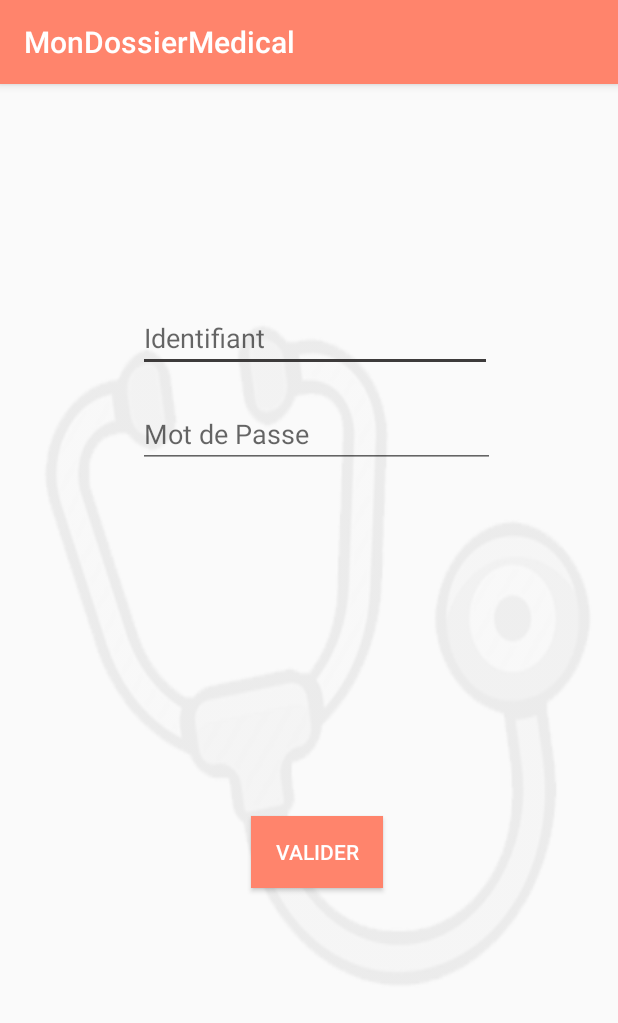
After one commit to EstelleTurbatte/projetM1, an Android app: the LoginDoctorActivity screen opened directly, with no data from a screen before it, on a phone screen of 412 x 824 dp. The commit adds this screen. Shown: the top 1023 px of the screen. Run offline under Robolectric (Android 15) with nearby library versions, the phone set to English and light mode, and no system bars.

Commit message:
Création LoginDoctorActivity

```diff
--- a/app/build.gradle
+++ b/app/build.gradle
@@ -31,4 +31,5 @@ dependencies {
     testImplementation 'junit:junit:4.12'
     androidTestImplementation 'androidx.test.ext:junit:1.1.0'
     androidTestImplementation 'androidx.test.espresso:espresso-core:3.1.1'
+    implementation 'com.google.android.material:material:1.0.0'
 }
--- a/app/src/main/AndroidManifest.xml
+++ b/app/src/main/AndroidManifest.xml
@@ -9,7 +9,8 @@
         android:roundIcon="@mipmap/ic_launcher_round"
         android:supportsRtl="true"
         android:theme="@style/AppTheme">
-        <activity android:name=".MainActivity"></activity>
+        <activity android:name=".LoginDoctorActivity"></activity>
+        <activity android:name=".MainActivity" />
         <activity android:name=".HomeActivity">
             <intent-filter>
                 <action android:name="android.intent.action.MAIN" />
--- a/app/src/main/java/fr/isen/turbatte/mondossiermedical/HomeActivity.kt
+++ b/app/src/main/java/fr/isen/turbatte/mondossiermedical/HomeActivity.kt
@@ -1,12 +1,20 @@
 package fr.isen.turbatte.mondossiermedical
 
+import android.content.Intent
 import androidx.appcompat.app.AppCompatActivity
 import android.os.Bundle
+import kotlinx.android.synthetic.main.activity_home.*
 
 class HomeActivity : AppCompatActivity() {
 
     override fun onCreate(savedInstanceState: Bundle?) {
         super.onCreate(savedInstanceState)
         setContentView(R.layout.activity_home)
+    doctorButton.setOnClickListener{
+        val intent = Intent(this, LoginDoctorActivity::class.java)
+        //intent.setFlags(Intent.FLAG_ACTIVITY_CLEAR_TOP or Intent.FLAG_ACTIVITY_NEW_TASK)
+        startActivity(intent)
     }
+    }
+
 }
--- /dev/null
+++ b/app/src/main/java/fr/isen/turbatte/mondossiermedical/LoginDoctorActivity.kt
@@ -0,0 +1,12 @@
+package fr.isen.turbatte.mondossiermedical
+
+import androidx.appcompat.app.AppCompatActivity
+import android.os.Bundle
+
+class LoginDoctorActivity : AppCompatActivity() {
+
+    override fun onCreate(savedInstanceState: Bundle?) {
+        super.onCreate(savedInstanceState)
+        setContentView(R.layout.activity_login_doctor)
+    }
+}
--- /dev/null
+++ b/app/src/main/res/layout/activity_login_doctor.xml
@@ -0,0 +1,44 @@
+<?xml version="1.0" encoding="utf-8"?>
+<androidx.constraintlayout.widget.ConstraintLayout xmlns:android="http://schemas.android.com/apk/res/android"
+    xmlns:app="http://schemas.android.com/apk/res-auto"
+    xmlns:tools="http://schemas.android.com/tools"
+    android:layout_width="match_parent"
+    android:layout_height="match_parent"
+    android:background="@drawable/backgrounddoctor3"
+    tools:context=".LoginDoctorActivity">
+
+    <Button
+        android:id="@+id/validerDoctorButton"
+        android:layout_width="wrap_content"
+        android:layout_height="wrap_content"
+        android:background="@color/colorPrimary"
+        android:text="@string/validerDoctorButton"
+        android:textColor="@android:color/background_light"
+        app:layout_constraintBottom_toBottomOf="parent"
+        app:layout_constraintEnd_toEndOf="@+id/textInputEditText"
+        app:layout_constraintStart_toStartOf="@+id/textInputEditText"
+        app:layout_constraintTop_toBottomOf="@+id/textInputEditText" />
+
+    <com.google.android.material.textfield.TextInputEditText
+        android:id="@+id/loginDocteurInput"
+        android:layout_width="236dp"
+        android:layout_height="44dp"
+        android:layout_marginTop="148dp"
+        android:hint="@string/nomDocteurLogin"
+        app:layout_constraintEnd_toEndOf="parent"
+        app:layout_constraintHorizontal_bias="0.523"
+        app:layout_constraintStart_toStartOf="parent"
+        app:layout_constraintTop_toTopOf="parent" />
+
+    <com.google.android.material.textfield.TextInputEditText
+        android:id="@+id/textInputEditText"
+        android:layout_width="238dp"
+        android:layout_height="40dp"
+        android:layout_marginTop="24dp"
+        android:hint="@string/passwordDoctorInput"
+        app:layout_constraintEnd_toEndOf="@+id/loginDocteurInput"
+        app:layout_constraintHorizontal_bias="0.0"
+        app:layout_constraintStart_toStartOf="@+id/loginDocteurInput"
+        app:layout_constraintTop_toBottomOf="@+id/loginDocteurInput" />
+
+</androidx.constraintlayout.widget.ConstraintLayout>
--- a/app/src/main/res/values/colors.xml
+++ b/app/src/main/res/values/colors.xml
@@ -1,6 +1,6 @@
 <?xml version="1.0" encoding="utf-8"?>
 <resources>
-    <color name="colorPrimary">#008577</color>
-    <color name="colorPrimaryDark">#00574B</color>
-    <color name="colorAccent">#D81B60</color>
+    <color name="colorPrimary">#FF846C</color>
+    <color name="colorPrimaryDark">#000000</color>
+    <color name="colorAccent">#3D3B3B</color>
 </resources>
--- a/app/src/main/res/values/strings.xml
+++ b/app/src/main/res/values/strings.xml
@@ -1,4 +1,9 @@
 <resources>
     <string name="app_name">MonDossierMedical</string>
     <string name="whoAreYou">Qui êtes-vous ?</string>
+    <string name="nomDocteurInput">Nom</string>
+    <string name="prenomDoctorInput">Prénom</string>
+    <string name="nomDocteurLogin">Identifiant</string>
+    <string name="passwordDoctorInput">Mot de Passe</string>
+    <string name="validerDoctorButton">Valider</string>
 </resources>
```
Also changed, not shown: app/src/main/res/drawable/backgrounddoctor3.png (added), app/src/main/res/drawable/buttondoctor4.png (added), app/src/main/res/drawable/buttonpatient4.png (added), app/src/main/res/drawable/logo2.png (added).
